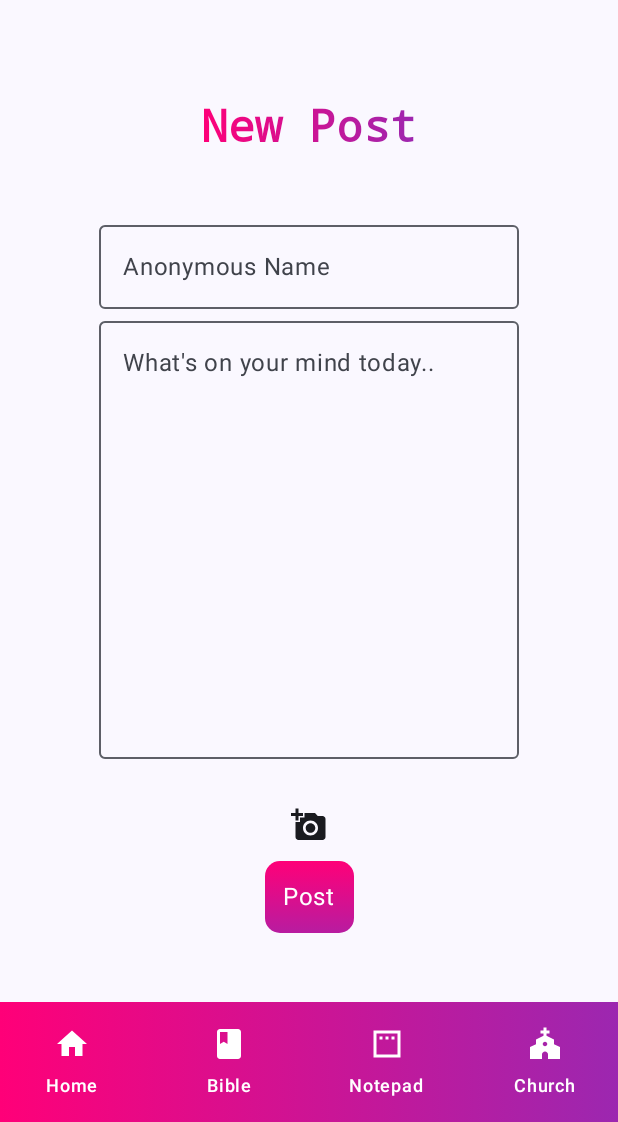
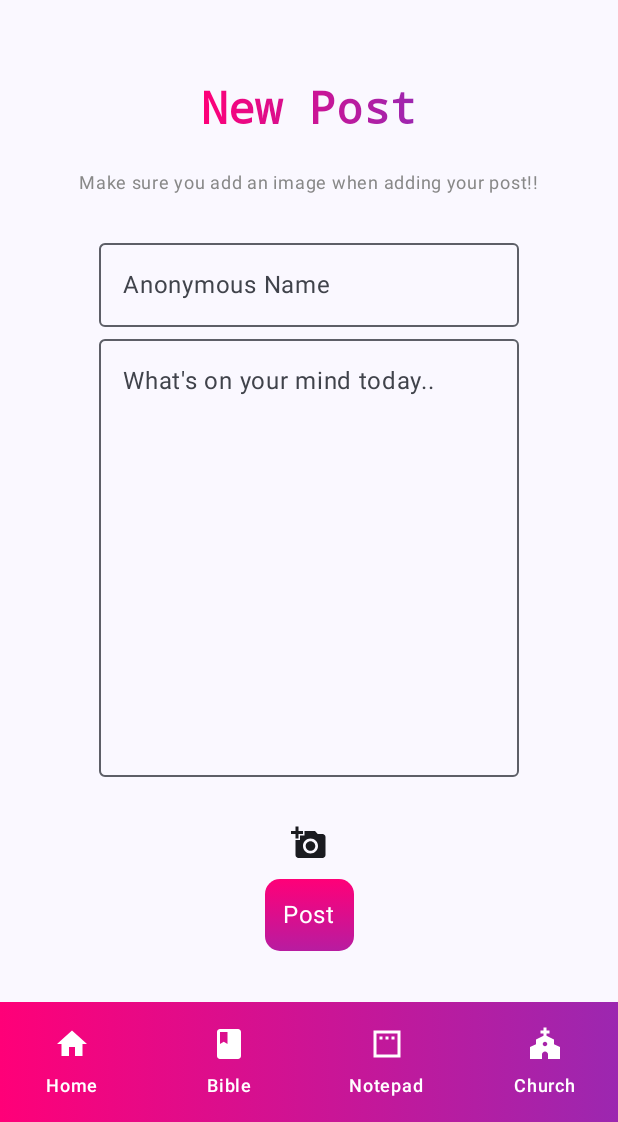
Before and after one commit to EstherNyumu/LEAN-ON, an Android app built with Jetpack Compose: the AddPostsScreen screen opened through its navigation route, on a phone screen of 412 x 824 dp, the part 114-1236 px from its top. Run offline under Robolectric (Android 15) with nearby library versions, the phone set to English and light mode, and no system bars; our stand-ins replace Firebase (no records; nobody signed in at launch, a user with empty details on screens opened directly); pictures from the network do not load.

Commit message:
Minor changes

```diff
--- a/app/src/main/java/com/example/leanon/ui/theme/Color.kt
+++ b/app/src/main/java/com/example/leanon/ui/theme/Color.kt
@@ -9,6 +9,5 @@ val Pink80 = Color(0xFFEFB8C8)
 val Purple40 = Color(0xFF6650a4)
 val PurpleGrey40 = Color(0xFF625b71)
 val Pink40 = Color(0xFF7D5260)
-//val PrimePink= Color(0xFFD65C6B)
 val PrimePink= Color(0xFFFF0078)
 val PrimePurple= Color(0xFF9C27B0)
--- a/app/src/main/java/com/example/leanon/ui/theme/pages/home/AddPostsScreen.kt
+++ b/app/src/main/java/com/example/leanon/ui/theme/pages/home/AddPostsScreen.kt
@@ -65,6 +65,8 @@ fun AddPostsScreen(navController: NavHostController) {
             fontWeight = FontWeight.Bold,
             fontFamily = FontFamily.Monospace
         )
+        Text(text = "Make sure you add an image when adding your post!!"
+        , fontSize = 12.sp, color = Color.Gray)
 
         var anonymousName by remember { mutableStateOf("") }
         var postText by remember { mutableStateOf("") }
@@ -113,7 +115,7 @@ fun AddPostsScreen(navController: NavHostController) {
                 .clickable(onClick = {
                     /*----Saving Data to Database Logic---*/
                     var postsRepository = PostsRepository(navController, context)
-                    postsRepository.savePostWithImage(anonymousName,postText,imageUri!!)
+                    postsRepository.savePostWithImage(anonymousName, postText, imageUri!!)
                     navController.navigate(BottomBarScreen.Home.route)
                 })
                 .clip(RoundedCornerShape(10.dp))
```
